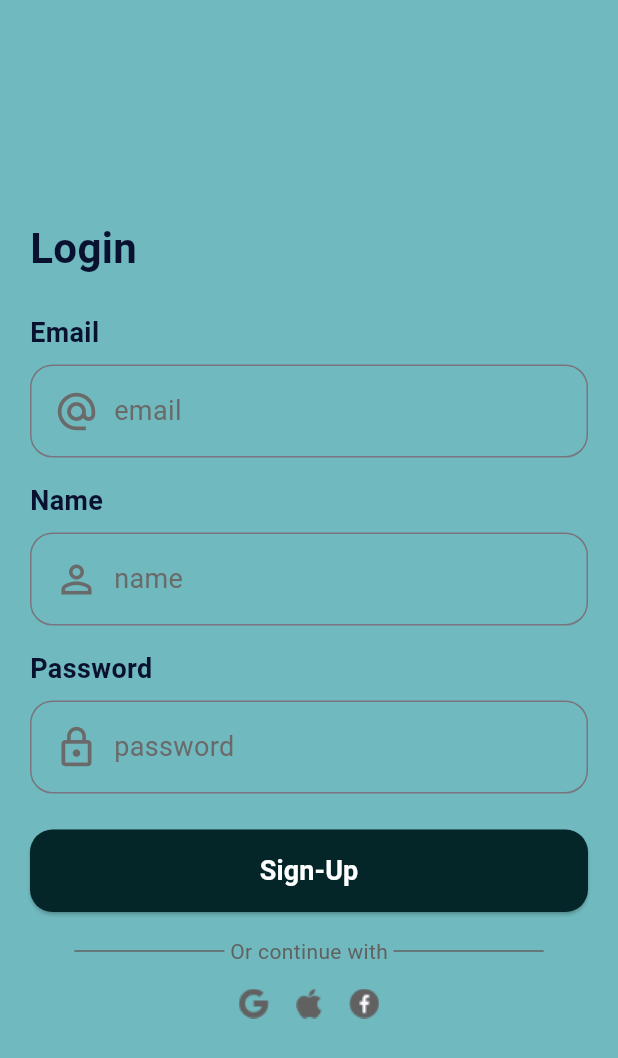
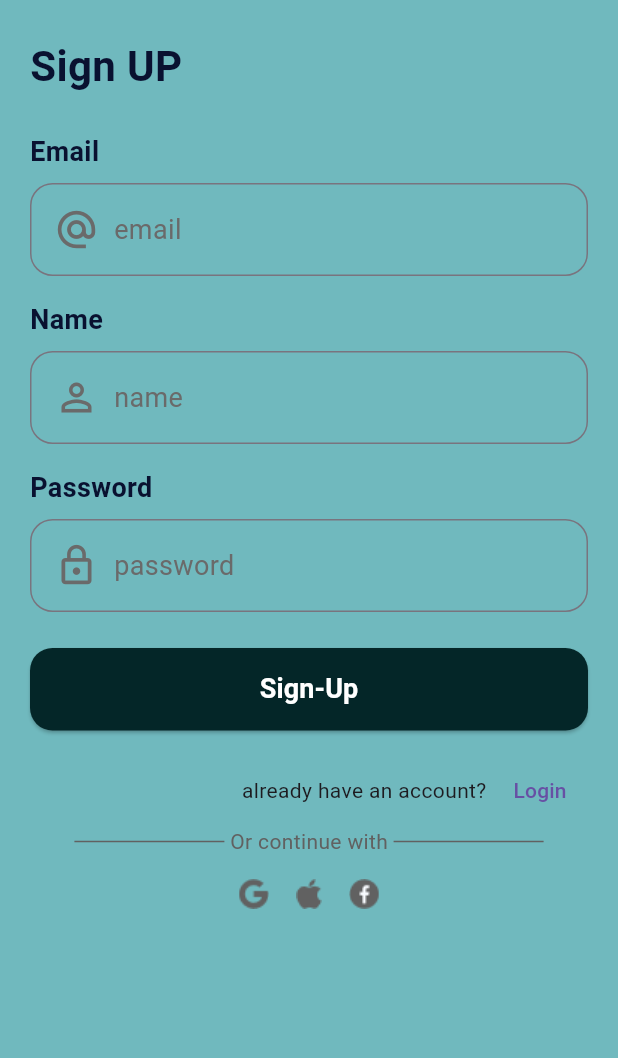
Before and after one commit to kareemtoson12/mealsAppNti4, a Flutter app: the SignUpScreen screen opened directly, on a phone screen of 412 x 824 dp. Shown: the top 1058 px of the screen. Run offline on Flutter 3.47's test engine with Material 3 defaults, Android fonts, the phone set to English and light mode, and no system bars; our stand-ins replace flutter_svg.

Commit message:
login sign up ui done

```diff
--- a/lib/features/auth/pages/sign_up_screen.dart
+++ /dev/null
@@ -1,78 +0,0 @@
-// lib/features/login/sign_up_screen.dart
-import 'package:flutter/material.dart';
-import 'package:project_10/core/widgets/custome_button.dart';
-import 'package:project_10/core/widgets/or_divider.dart';
-import 'package:project_10/features/auth/pages/widgets/custome_form_text_field.dart';
-import 'package:project_10/core/theme/app_colors.dart';
-import 'package:project_10/core/theme/app_text_styles.dart';
-
-class SignUpScreen extends StatefulWidget {
-  const SignUpScreen({super.key});
-
-  @override
-  State<SignUpScreen> createState() => _LoginScreenState();
-}
-
-class _LoginScreenState extends State<SignUpScreen> {
-  @override
-  Widget build(BuildContext context) {
-    return Scaffold(
-      backgroundColor: AppColors.primary,
-      body: SafeArea(
-        child: Center(
-          child: SingleChildScrollView(
-            padding: const EdgeInsets.symmetric(horizontal: 20, vertical: 24),
-            child: ConstrainedBox(
-              constraints: const BoxConstraints(maxWidth: 480),
-              child: Column(
-                crossAxisAlignment: CrossAxisAlignment.stretch,
-                children: [
-                  const Text('Login', style: AppTextStyles.h2),
-                  const SizedBox(height: 24),
-
-                  const Align(
-                    alignment: Alignment.centerLeft,
-                    child: Text('Email', style: AppTextStyles.label),
-                  ),
-                  const SizedBox(height: 8),
-                  const CustomeFormTextField(
-                    icon: Icons.alternate_email,
-                    text: 'email',
-                  ),
-                  const SizedBox(height: 16),
-
-                  const Align(
-                    alignment: Alignment.centerLeft,
-                    child: Text('Name', style: AppTextStyles.label),
-                  ),
-                  const SizedBox(height: 8),
-                  const CustomeFormTextField(
-                    icon: Icons.person_outline,
-                    text: 'name',
-                  ),
-                  const SizedBox(height: 16),
-
-                  const Align(
-                    alignment: Alignment.centerLeft,
-                    child: Text('Password', style: AppTextStyles.label),
-                  ),
-                  const SizedBox(height: 8),
-                  const CustomeFormTextField(
-                    icon: Icons.lock_outline,
-                    text: 'password',
-                  ),
-                  const SizedBox(height: 24),
-
-                  CustomeButton(text: 'Sign-Up', onTap: () {}),
-                  const SizedBox(height: 16),
-
-                  const OrDivider(),
-                ],
-              ),
-            ),
-          ),
-        ),
-      ),
-    );
-  }
-}
--- /dev/null
+++ b/lib/features/auth/signup/sign_up_screen.dart
@@ -0,0 +1,93 @@
+// lib/features/login/sign_up_screen.dart
+import 'package:flutter/material.dart';
+import 'package:project_10/core/app_colors.dart';
+import 'package:project_10/core/app_text_styles.dart';
+import 'package:project_10/core/widgets/custome_button.dart';
+import 'package:project_10/core/widgets/or_divider.dart';
+import 'package:project_10/features/auth/login/login_screen.dart';
+import 'package:project_10/features/auth/widgets/custome_form_text_field.dart';
+
+class SignUpScreen extends StatefulWidget {
+  const SignUpScreen({super.key});
+
+  @override
+  State<SignUpScreen> createState() => _LoginScreenState();
+}
+
+class _LoginScreenState extends State<SignUpScreen> {
+  @override
+  Widget build(BuildContext context) {
+    return Scaffold(
+      backgroundColor: AppColors.primary,
+      body: SafeArea(
+        child: SingleChildScrollView(
+          padding: const EdgeInsets.symmetric(horizontal: 20, vertical: 24),
+          child: Column(
+            crossAxisAlignment: CrossAxisAlignment.stretch,
+            children: [
+              const Text('Sign UP', style: AppTextStyles.h2),
+              const SizedBox(height: 24),
+
+              const Align(
+                alignment: Alignment.centerLeft,
+                child: Text('Email', style: AppTextStyles.label),
+              ),
+              const SizedBox(height: 8),
+              const CustomeFormTextField(
+                icon: Icons.alternate_email,
+                text: 'email',
+              ),
+              const SizedBox(height: 16),
+
+              const Align(
+                alignment: Alignment.centerLeft,
+                child: Text('Name', style: AppTextStyles.label),
+              ),
+              const SizedBox(height: 8),
+              const CustomeFormTextField(
+                icon: Icons.person_outline,
+                text: 'name',
+              ),
+              const SizedBox(height: 16),
+
+              const Align(
+                alignment: Alignment.centerLeft,
+                child: Text('Password', style: AppTextStyles.label),
+              ),
+              const SizedBox(height: 8),
+              const CustomeFormTextField(
+                icon: Icons.lock_outline,
+                text: 'password',
+              ),
+              const SizedBox(height: 24),
+
+              CustomeButton(text: 'Sign-Up', onTap: () {}),
+              const SizedBox(height: 16),
+              Row(
+                mainAxisAlignment: MainAxisAlignment.end,
+                children: [
+                  Text('already have an account? '),
+                  TextButton(
+                    onPressed: () {
+                      Navigator.push(
+                        context,
+                        MaterialPageRoute(
+                          builder: (context) {
+                            return LoginScreen();
+                          },
+                        ),
+                      );
+                    },
+                    child: Text('Login'),
+                  ),
+                ],
+              ),
+
+              const OrDivider(),
+            ],
+          ),
+        ),
+      ),
+    );
+  }
+}
--- a/lib/features/favourite/pages/favourite_screen.dart
+++ b/lib/features/favourite/pages/favourite_screen.dart
@@ -1,6 +1,6 @@
 // lib/features/favourite/favourite_screen.dart
 import 'package:flutter/material.dart';
-import 'package:project_10/core/theme/app_text_styles.dart';
+import 'package:project_10/core/app_text_styles.dart';
 import 'package:project_10/features/home/widgets/custome_food_card.dart';
 
 class FavouriteScreen extends StatefulWidget {
--- a/lib/features/home/pages/home_screen.dart
+++ b/lib/features/home/pages/home_screen.dart
@@ -1,8 +1,8 @@
 // lib/features/home/home_screen.dart
 import 'package:flutter/material.dart';
 import 'package:project_10/features/favourite/pages/favourite_screen.dart';
-import 'package:project_10/core/theme/app_colors.dart';
-import 'package:project_10/core/theme/app_text_styles.dart';
+import 'package:project_10/core/app_colors.dart';
+import 'package:project_10/core/app_text_styles.dart';
 import 'package:project_10/features/home/widgets/custome_category_button.dart';
 import 'package:project_10/features/home/widgets/custome_food_card.dart';
 
--- a/lib/features/onboarding/pages/onboarding_screen.dart
+++ b/lib/features/onboarding/pages/onboarding_screen.dart
@@ -1,9 +1,9 @@
 // lib/features/onboarding/onboarding_screen.dart
 import 'package:flutter/material.dart';
 import 'package:project_10/core/widgets/custome_button.dart';
-import 'package:project_10/features/auth/pages/login_screen.dart';
-import 'package:project_10/core/theme/app_colors.dart';
-import 'package:project_10/core/theme/app_text_styles.dart';
+import 'package:project_10/features/auth/login/login_screen.dart';
+import 'package:project_10/core/app_colors.dart';
+import 'package:project_10/core/app_text_styles.dart';
 
 class OnboardingScreen extends StatelessWidget {
   const OnboardingScreen({super.key});
--- a/lib/features/splash/pages/splash_screen.dart
+++ b/lib/features/splash/pages/splash_screen.dart
@@ -1,7 +1,7 @@
 import 'package:flutter/material.dart';
 import 'package:flutter_svg/svg.dart';
-import 'package:project_10/core/theme/app_colors.dart';
-import 'package:project_10/core/theme/app_text_styles.dart';
+import 'package:project_10/core/app_colors.dart';
+import 'package:project_10/core/app_text_styles.dart';
 import 'package:project_10/features/onboarding/pages/onboarding_screen.dart';
 
 class SplashScreen extends StatefulWidget {
```
Also changed, not shown: lib/features/auth/login/login_screen.dart (added, +94 -0 lines), lib/features/auth/pages/login_screen.dart (deleted, +0 -82 lines), lib/core/app_colors.dart (renamed from lib/core/theme/app_colors.dart), lib/core/app_text_styles.dart (renamed from lib/core/theme/app_text_styles.dart), lib/features/auth/widgets/custome_form_text_field.dart (renamed from lib/features/auth/pages/widgets/custome_form_text_field.dart), 1 other file.
